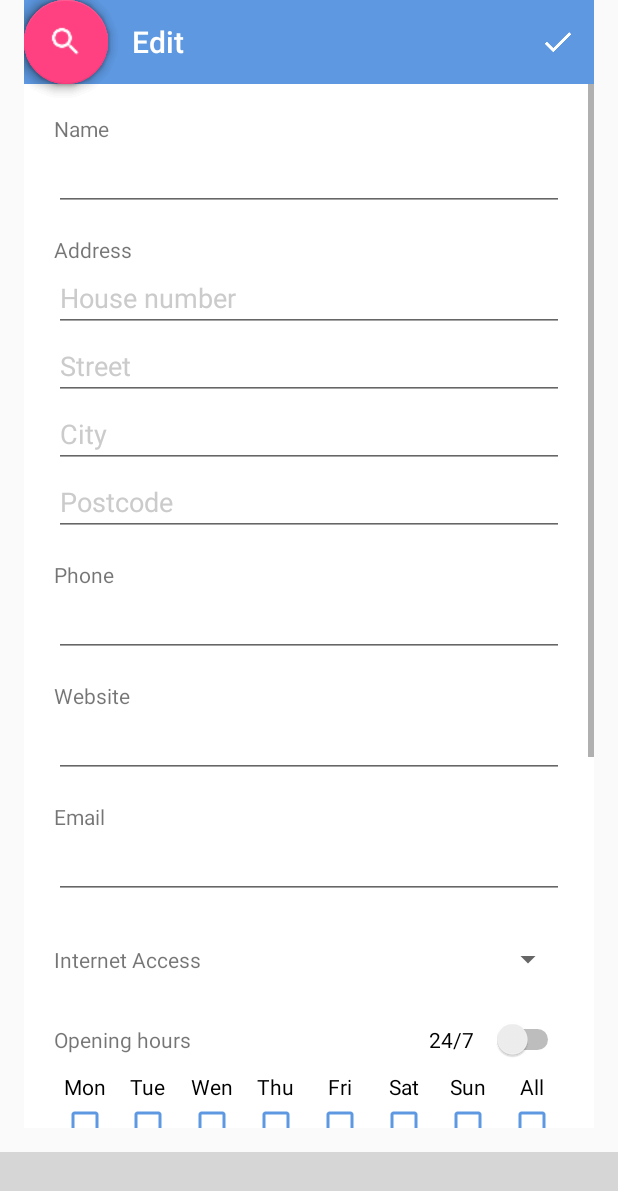
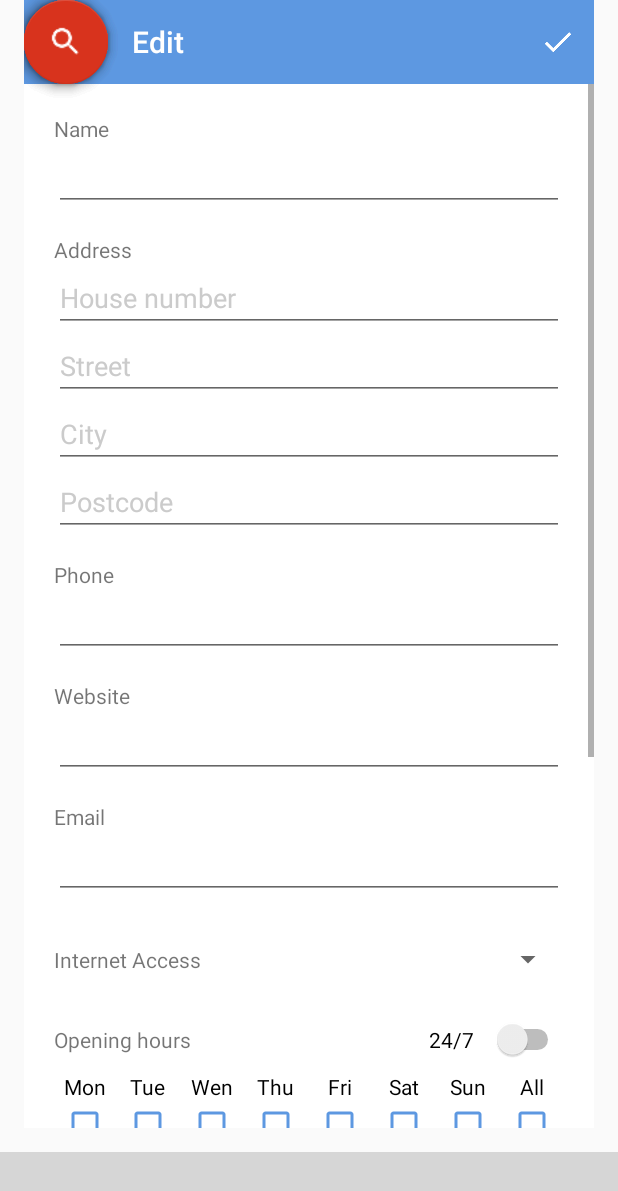
Before and after one commit to CityZenApp/AndroidApp, an Android app: the fragment EditPoiFragment placed in its activity, on a phone screen of 412 x 824 dp. Shown: the top 1191 px of the screen. Run offline under Robolectric (Android 15) with nearby library versions, the phone set to English and light mode, and no system bars; libraries missing offline, so code that uses them is left out: com.github.clans.fab, com.ittianyu.bottomnavigationviewex, de.westnordost.osmapi, info.metadude.java, oauth.signpost and 6 more; plain views replace BottomNavigationViewEx, FloatingActionButton, FloatingActionMenu, MapView; pictures from the network do not load; 39 statements that could not run were skipped; grey boxes are pictures that could not be loaded.

Commit message:
Fixed map icon colors
Changed the green color to the color of the CityZen as defined in its brand style

```diff
--- a/CityZenApp/app/src/main/res/values/colors.xml
+++ b/CityZenApp/app/src/main/res/values/colors.xml
@@ -4,9 +4,9 @@
     <color name="colorPrimary">#5d98e1</color>
     <!--<color name="colorPrimaryDark">#303F9F</color>-->
     <color name="colorPrimaryDark">#E0E0E0</color>
-    <color name="colorAccent">#FF4081</color>
+    <color name="colorAccent">#d8331d</color>
     <color name="colorWhite">#ffffff</color>
-    <color name="colorAppGreen">#47df86</color>
+    <color name="colorAppGreen">#d8331d</color>
     <color name="darkBackground">#cbcbcb</color>
     <color name="logoBackground">#d8331d</color>
 </resources>
```
